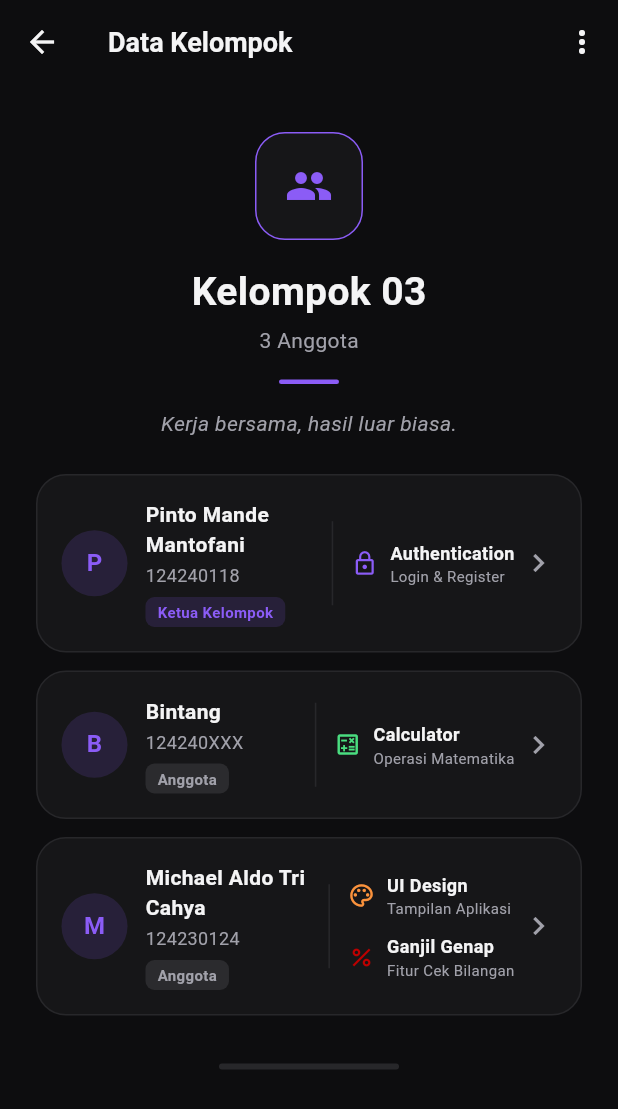
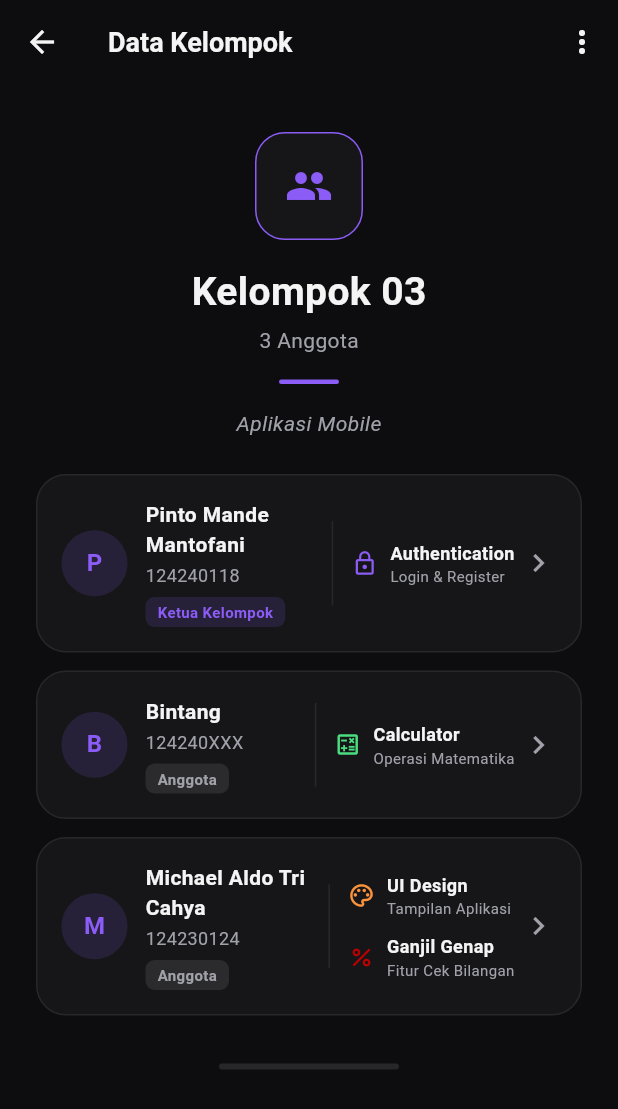
Before and after one commit to Bintang-Dirgantoro/Mobile-tugas-2-, a Flutter app: the GroupPage screen opened directly, on a phone screen of 412 x 824 dp. Shown: the top 1109 px of the screen. Run offline on Flutter 3.47's test engine with Material 3 defaults, Android fonts, the phone set to English and light mode, and no system bars.

```diff
--- a/lib/pages/group_page.dart
+++ b/lib/pages/group_page.dart
@@ -213,7 +213,7 @@ class GroupPage extends StatelessWidget {
             ),
             const SizedBox(height: 16),
             const Text(
-              'Kerja bersama, hasil luar biasa.',
+              'Aplikasi Mobile',
               style: TextStyle(
                 color: AppColors.textSecondary,
                 fontStyle: FontStyle.italic,
```
